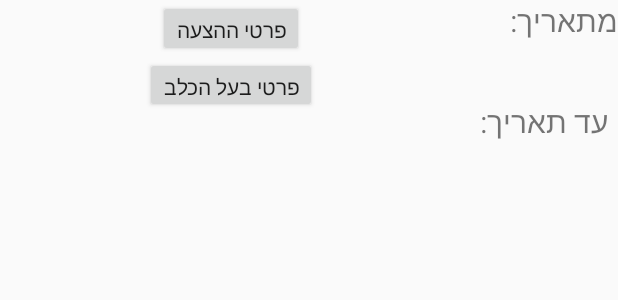
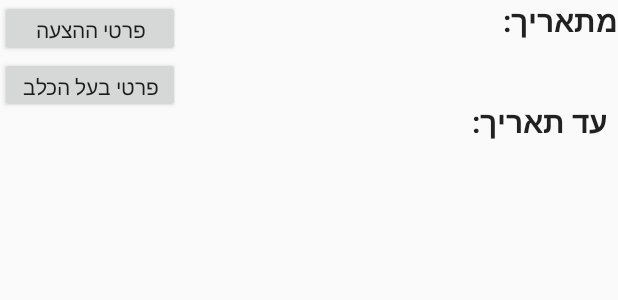
Before and after one commit to nofar9792/Nofar, an Android app: the layout trip_offer_row_layout.xml on its own in the app's theme, with its tools: preview values and no code run, on a phone screen of 412 x 824 dp. Shown: the top 300 px of the screen. Run offline under Robolectric (Android 15) with nearby library versions, the light colour scheme and no system bars.

Commit message:
final fixes

```diff
--- a/app/src/main/java/com/example/nofarcohenzedek/dogo/Model/Model.java
+++ b/app/src/main/java/com/example/nofarcohenzedek/dogo/Model/Model.java
@@ -174,6 +174,11 @@ public class Model {
     public void getAllTripOffersByAgeAndPrice(long walkerAge, long walkerPrice, final Model.GetTripOffersListener listener) {
         modelParse.getAllTripOffersByAgeAndPrice(walkerAge, walkerPrice, listener);
     }
+
+    public void deleteTripOffer (long ownerId, String fromDate, String toDate, final Model.IsSucceedListener listener) {
+        modelParse.deleteTripOffer(ownerId,fromDate,toDate,listener);
+    }
+
         //endregion
 
     //region Interfaces
--- a/app/src/main/java/com/example/nofarcohenzedek/dogo/Model/Parse/ModelParse.java
+++ b/app/src/main/java/com/example/nofarcohenzedek/dogo/Model/Parse/ModelParse.java
@@ -411,6 +411,11 @@ public class ModelParse {
     public void getAllTripOffersByAgeAndPrice(long walkerAge, long walkerPrice, final Model.GetTripOffersListener listener) {
         TripsOfferingParse.getAllTripOffersByAgeAndPrice(walkerAge, walkerPrice, listener);
     }
+
+    public void deleteTripOffer (long ownerId, String fromDate, String toDate, final Model.IsSucceedListener listener) {
+        TripsOfferingParse.deleteTripOffer(ownerId,fromDate,toDate,listener);
+    }
+
         //endregion
 
     //region Interfaces
--- a/app/src/main/res/layout/trip_offer_row_layout.xml
+++ b/app/src/main/res/layout/trip_offer_row_layout.xml
@@ -61,17 +61,17 @@
         android:orientation="vertical">
 
         <Button
-            android:layout_width="wrap_content"
+            android:layout_width="120dp"
             android:layout_height="38dp"
             android:text="פרטי ההצעה"
-            android:layout_gravity="center"
+            android:layout_gravity="left"
             android:id="@+id/tripOfferDetails"/>
 
         <Button
-            android:layout_width="wrap_content"
+            android:layout_width="120dp"
             android:layout_height="37dp"
             android:text="פרטי בעל הכלב"
-            android:layout_gravity="center"
+            android:layout_gravity="left"
             android:id="@+id/tripOfferOwnerDetails"
             />
 
--- a/app/src/main/res/values/styles.xml
+++ b/app/src/main/res/values/styles.xml
@@ -7,10 +7,23 @@
         <item name="colorPrimaryDark">@color/colorPrimaryDark</item>
         <item name="colorAccent">@color/colorAccent</item>
         <item name="android:textColorPrimaryInverse">@color/primary_text_material_dark</item>
+        <item name="android:textViewStyle">@style/myTVStyle</item>
     </style>
 
     <style name="AppTheme.NoActionBar" parent="Theme.AppCompat.NoActionBar">
+        <item name="android:textViewStyle">@style/myTVStyle</item>
     </style>
-    <style name="AppTheme.AppBarOverlay" parent="ThemeOverlay.AppCompat.Dark.ActionBar" />
-    <style name="AppTheme.PopupOverlay" parent="ThemeOverlay.AppCompat.Light" />
+
+    <style name="AppTheme.AppBarOverlay" parent="ThemeOverlay.AppCompat.Dark.ActionBar" >
+        <item name="android:textViewStyle">@style/myTVStyle</item>
+    </style>
+
+    <style name="AppTheme.PopupOverlay" parent="ThemeOverlay.AppCompat.Light" >
+        <item name="android:textViewStyle">@style/myTVStyle</item>
+    </style>
+
+    <style name="myTVStyle">
+        <item name="android:fontFamily">sans-serif</item>
+        <item name="android:textStyle">bold</item>
+    </style>
 </resources>
```
Also changed, not shown: app/src/main/java/com/example/nofarcohenzedek/dogo/LoginActivity.java (+4 -5 lines), app/src/main/java/com/example/nofarcohenzedek/dogo/MapPathActivity.java (+7 -0 lines), app/src/main/java/com/example/nofarcohenzedek/dogo/Model/Parse/TripsOfferingParse.java (+26 -1 lines), app/src/main/java/com/example/nofarcohenzedek/dogo/TripOffersList.java (+56 -1 lines), app/src/main/java/com/example/nofarcohenzedek/dogo/TripsReportFragment.java (+9 -7 lines).
